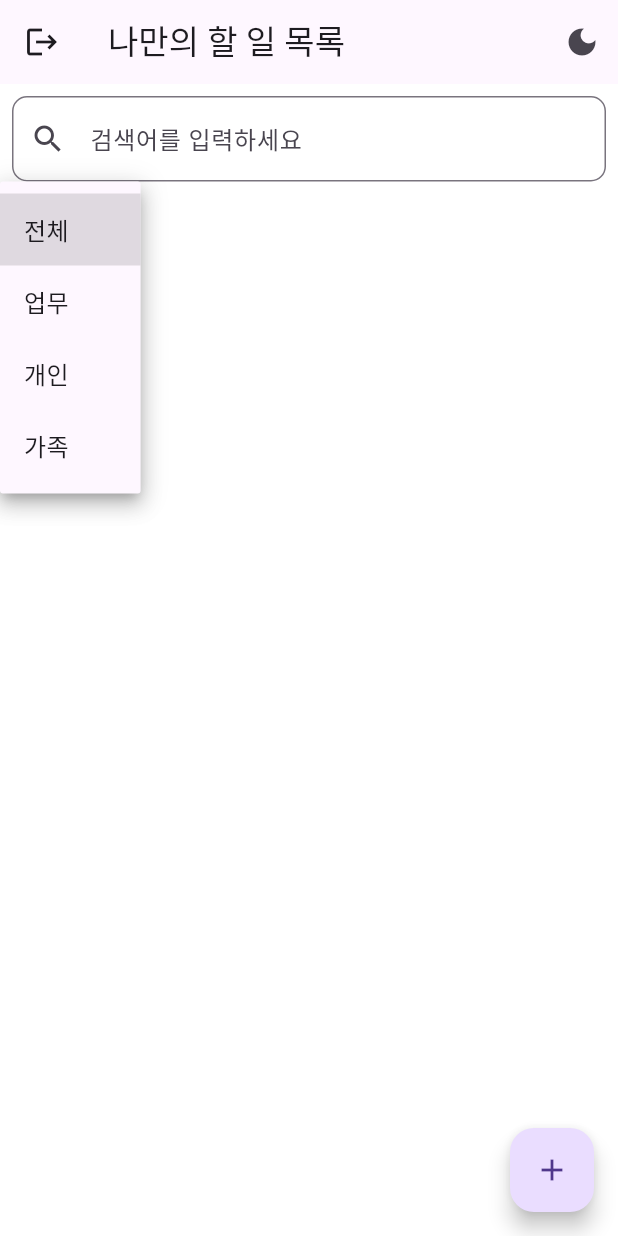
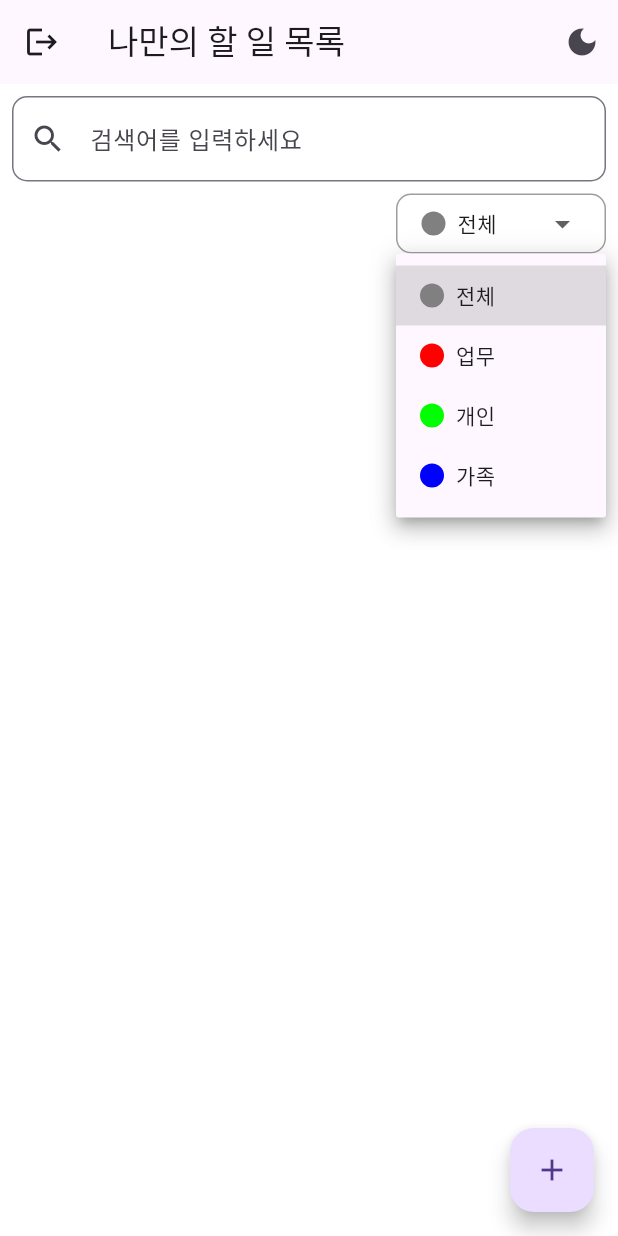
Before and after one commit to J1NWAN/getx_todo_list_app, a Flutter app: the HomeView screen opened by its route, after a tap on "전체", on a phone screen of 412 x 824 dp. Run offline on Flutter 3.47's test engine with Material 3 defaults, Android fonts, the light colour scheme and no system bars; drawn by our look-alikes of dropdown_button2; our stand-ins replace device_info_plus, get, get_storage, package_info_plus; accounts and stored records are empty.

Commit message:
CustomDropDownButton 수정(DropdownButton2 라이브러리 사용)

```diff
--- /dev/null
+++ b/lib/app/core/widgets/buttons/custom_dropdown_button.dart
@@ -0,0 +1,75 @@
+import 'package:dropdown_button2/dropdown_button2.dart';
+import 'package:flutter/material.dart';
+import 'package:getx_app_base/app/data/models/category_model.dart';
+
+class CustomDropDownButton extends StatelessWidget {
+  final String label;
+  final List<CategoryModel> categories;
+  final String value;
+  final Function(String) onChanged;
+
+  const CustomDropDownButton({
+    super.key,
+    required this.label,
+    required this.categories,
+    required this.value,
+    required this.onChanged,
+  });
+
+  @override
+  Widget build(BuildContext context) {
+    return DropdownButton2<String>(
+      isExpanded: true,
+      underline: const SizedBox(), // 밑줄 제거
+      hint: Text(
+        label,
+        style: TextStyle(
+          fontSize: 14,
+          color: Theme.of(context).hintColor,
+        ),
+      ),
+      items: categories
+          .map(
+            (CategoryModel category) => DropdownMenuItem<String>(
+              value: category.id,
+              child: Row(
+                children: [
+                  Container(
+                    width: 16,
+                    height: 16,
+                    decoration: BoxDecoration(
+                      color: Color(int.parse(category.color)),
+                      shape: BoxShape.circle,
+                    ),
+                  ),
+                  const SizedBox(width: 8),
+                  Text(
+                    category.name,
+                    style: const TextStyle(fontSize: 14),
+                  ),
+                ],
+              ),
+            ),
+          )
+          .toList(),
+      value: value,
+      onChanged: (String? value) {
+        if (value != null) {
+          onChanged(value);
+        }
+      },
+      buttonStyleData: ButtonStyleData(
+        padding: const EdgeInsets.symmetric(horizontal: 16),
+        height: 40,
+        width: 140,
+        decoration: BoxDecoration(
+          borderRadius: BorderRadius.circular(10),
+          border: Border.all(color: Colors.grey),
+        ),
+      ),
+      menuItemStyleData: const MenuItemStyleData(
+        height: 40,
+      ),
+    );
+  }
+}
--- a/lib/app/modules/home/views/home_view.dart
+++ b/lib/app/modules/home/views/home_view.dart
@@ -1,6 +1,7 @@
 import 'package:flutter/material.dart';
 import 'package:get/get.dart';
 import 'package:getx_app_base/app/core/theme/theme_controller.dart';
+import 'package:getx_app_base/app/core/widgets/buttons/custom_dropdown_button.dart';
 import 'package:getx_app_base/app/modules/home/controllers/home_controller.dart';
 
 class HomeView extends GetView<HomeController> {
@@ -54,24 +55,23 @@ class HomeView extends GetView<HomeController> {
           ),
           // 카테고리 필터
           Row(
+            mainAxisAlignment: MainAxisAlignment.end,
             children: [
               Padding(
-                padding: const EdgeInsets.only(left: 8.0),
-                child: Obx(() => DropdownButton(
-                      items: controller.categories
-                          .map((category) => DropdownMenuItem(
-                                value: category.id,
-                                child: Text(category.name),
-                              ))
-                          .toList(),
-                      value: controller.selectedCategoryId.value,
+                padding: const EdgeInsets.only(right: 8.0),
+                child: Obx(
+                  () => CustomDropDownButton(
+                    label: '카테고리',
+                    categories: controller.categories,
+                    value: controller.selectedCategoryId.value ?? '0',
                     onChanged: (value) {
                       controller.selectedCategoryId.value = value;
                       if (value == '0') {
                         controller.clearCategoryFilter();
                       }
                     },
-                    )),
+                  ),
+                ),
               ),
             ],
           ),
--- a/pubspec.yaml
+++ b/pubspec.yaml
@@ -40,6 +40,7 @@ dependencies:
   cupertino_icons: ^1.0.6
   path_provider: ^2.1.2
   uuid: ^4.5.1
+  dropdown_button2: ^2.3.9
 
 dev_dependencies:
   flutter_test:
```
Also changed, not shown: pubspec.lock. Lines whose indentation alone changed are shown as unchanged.
